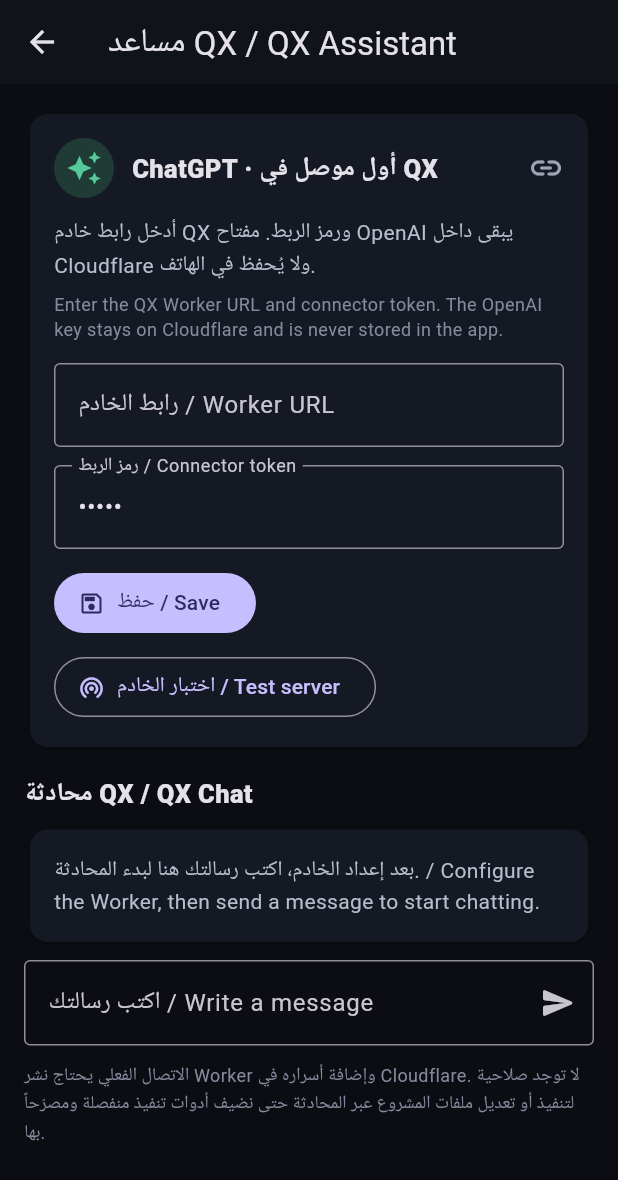
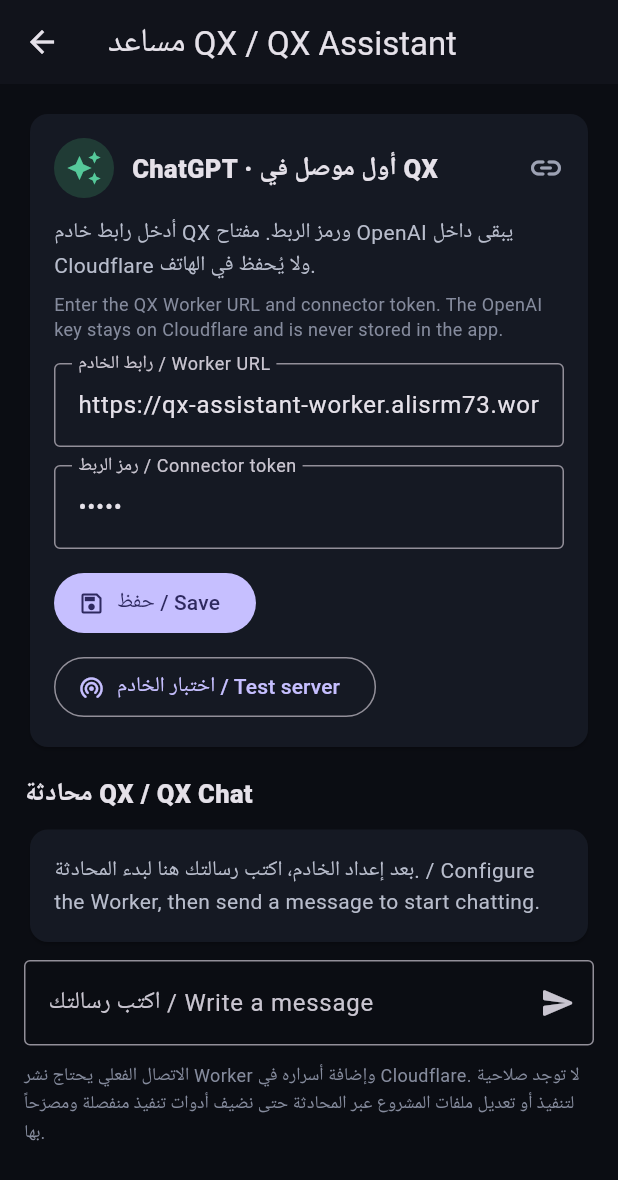
Before and after one commit to alisrm73/QX-Project, a Flutter app: the AssistantConnectorPage screen opened directly, on a phone screen of 412 x 824 dp. Shown: the top 1180 px of the screen. Run offline on Flutter 3.47's test engine with Material 3 defaults, Android fonts, the phone set to English and light mode, and no system bars; our stand-ins replace flutter_secure_storage, webview_flutter; accounts and stored records are empty.

Commit message:
feat: preconfigure deployed QX assistant endpoint

```diff
--- a/lib/screens/assistant_connector_page.dart
+++ b/lib/screens/assistant_connector_page.dart
@@ -39,7 +39,7 @@ class _AssistantConnectorPageState extends State<AssistantConnectorPage> {
     final token = await _api.loadToken();
     if (!mounted) return;
     setState(() {
-      _endpoint.text = endpoint ?? '';
+      _endpoint.text = endpoint ?? 'https://qx-assistant-worker.alisrm73.workers.dev';
       _token.text = token ?? '';
       _loadingSettings = false;
     });
```
